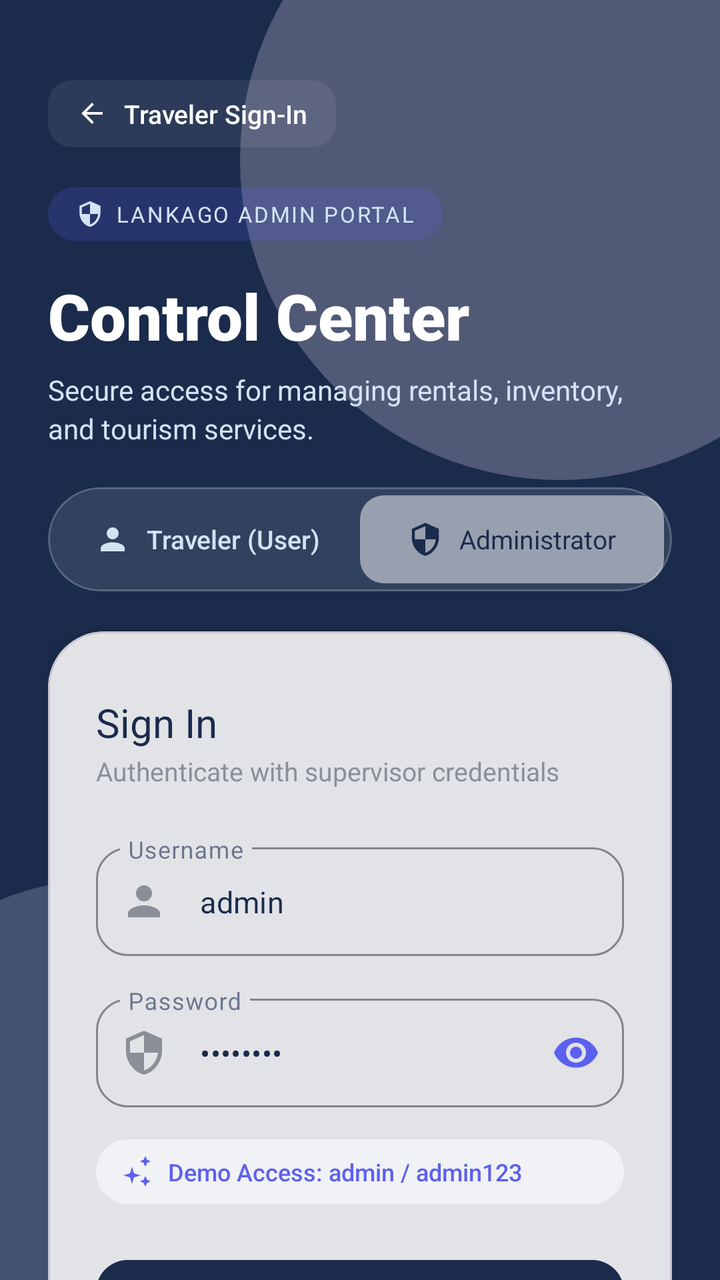
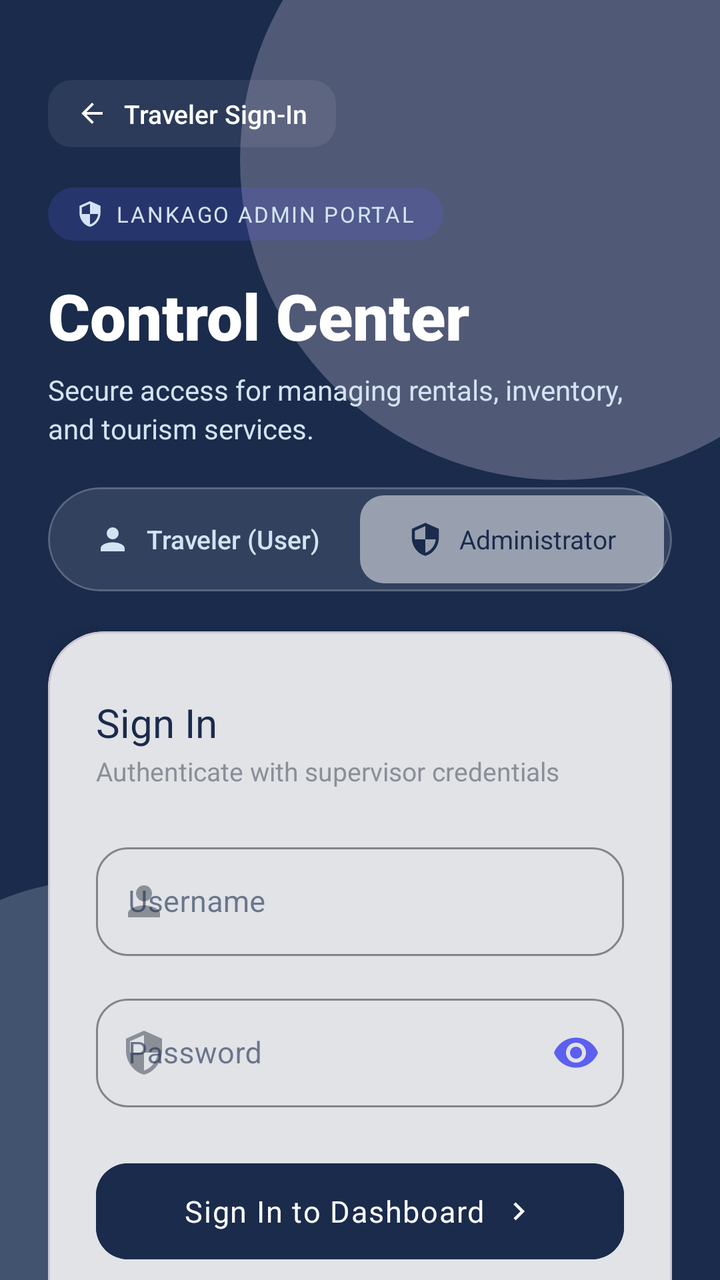

An Android layout rendered at two revisions. The XML below is the earlier revision; the diff shows what the commit changed to produce the second picture.
<!-- AndroidManifest.xml: application theme Theme.LankaGo -->
<!-- res/layout/fragment_admin_login.xml -->
<?xml version="1.0" encoding="utf-8"?>
<androidx.constraintlayout.widget.ConstraintLayout
    xmlns:android="http://schemas.android.com/apk/res/android"
    xmlns:app="http://schemas.android.com/apk/res-auto"
    xmlns:tools="http://schemas.android.com/tools"
    android:id="@+id/admin_login_root"
    android:layout_width="match_parent"
    android:layout_height="match_parent"
    android:background="#1A2B4C"
    tools:context=".fragments.admin.AdminLoginFragment">

    
    <View
        android:layout_width="320dp"
        android:layout_height="320dp"
        android:alpha="0.25"
        android:background="@drawable/bg_circle_purple"
        app:layout_constraintEnd_toEndOf="parent"
        app:layout_constraintTop_toTopOf="parent"
        android:translationX="80dp"
        android:translationY="-80dp" />

    
    <View
        android:layout_width="260dp"
        android:layout_height="260dp"
        android:alpha="0.2"
        android:background="@drawable/bg_circle_blue"
        app:layout_constraintStart_toStartOf="parent"
        app:layout_constraintBottom_toBottomOf="parent"
        android:translationX="-80dp"
        android:translationY="60dp" />

    <androidx.core.widget.NestedScrollView
        android:layout_width="match_parent"
        android:layout_height="match_parent"
        android:fillViewport="true"
        app:layout_constraintBottom_toBottomOf="parent"
        app:layout_constraintEnd_toEndOf="parent"
        app:layout_constraintStart_toStartOf="parent"
        app:layout_constraintTop_toTopOf="parent">

        <androidx.constraintlayout.widget.ConstraintLayout
            android:layout_width="match_parent"
            android:layout_height="wrap_content"
            android:paddingHorizontal="24dp"
            android:paddingVertical="40dp">

            
            <LinearLayout
                android:id="@+id/btn_back_to_user_login"
                android:layout_width="wrap_content"
                android:layout_height="wrap_content"
                android:background="@drawable/bg_pill"
                android:backgroundTint="#26FFFFFF"
                android:clickable="true"
                android:focusable="true"
                android:gravity="center_vertical"
                android:orientation="horizontal"
                android:paddingHorizontal="14dp"
                android:paddingVertical="8dp"
                app:layout_constraintStart_toStartOf="parent"
                app:layout_constraintTop_toTopOf="parent">

                <ImageView
                    android:layout_width="16dp"
                    android:layout_height="16dp"
                    android:src="@drawable/ic_arrow_back"
                    app:tint="#FFFFFF" />

                <TextView
                    android:layout_width="wrap_content"
                    android:layout_height="wrap_content"
                    android:layout_marginStart="8dp"
                    android:fontFamily="sans-serif-medium"
                    android:text="Traveler Sign-In"
                    android:textColor="#FFFFFF"
                    android:textSize="13sp" />
            </LinearLayout>

            
            <LinearLayout
                android:id="@+id/layout_badge"
                android:layout_width="wrap_content"
                android:layout_height="wrap_content"
                android:layout_marginTop="20dp"
                android:background="@drawable/bg_pill_purple"
                android:backgroundTint="#335D5FEF"
                android:gravity="center_vertical"
                android:orientation="horizontal"
                android:paddingHorizontal="14dp"
                android:paddingVertical="6dp"
                app:layout_constraintStart_toStartOf="parent"
                app:layout_constraintTop_toBottomOf="@id/btn_back_to_user_login">

                <ImageView
                    android:layout_width="14dp"
                    android:layout_height="14dp"
                    android:contentDescription="Security"
                    android:src="@drawable/ic_shield"
                    app:tint="#D3E3F3" />

                <TextView
                    android:layout_width="wrap_content"
                    android:layout_height="wrap_content"
                    android:layout_marginStart="6dp"
                    android:fontFamily="sans-serif-bold"
                    android:letterSpacing="0.08"
                    android:text="LANKAGO ADMIN PORTAL"
                    android:textColor="#D3E3F3"
                    android:textSize="11sp" />
            </LinearLayout>

            <TextView
                android:id="@+id/tv_title"
                android:layout_width="0dp"
                android:layout_height="wrap_content"
                android:layout_marginTop="16dp"
                android:fontFamily="sans-serif-black"
                android:text="Control Center"
                android:textColor="#FFFFFF"
                android:textSize="32sp"
                app:layout_constraintEnd_toEndOf="parent"
                app:layout_constraintStart_toStartOf="parent"
                app:layout_constraintTop_toBottomOf="@id/layout_badge" />

            <TextView
                android:id="@+id/tv_subtitle"
                android:layout_width="0dp"
                android:layout_height="wrap_content"
                android:layout_marginTop="6dp"
                android:fontFamily="sans-serif"
                android:text="Secure access for managing rentals, inventory, and tourism services."
                android:textColor="#D3E3F3"
                android:textSize="14sp"
                android:lineSpacingExtra="3dp"
                app:layout_constraintEnd_toEndOf="parent"
                app:layout_constraintStart_toStartOf="parent"
                app:layout_constraintTop_toBottomOf="@id/tv_title" />

            
            <com.google.android.material.card.MaterialCardView
                android:id="@+id/layout_admin_role_selector"
                android:layout_width="0dp"
                android:layout_height="52dp"
                android:layout_marginTop="20dp"
                app:cardCornerRadius="26dp"
                app:cardElevation="0dp"
                app:strokeWidth="1dp"
                app:strokeColor="#33FFFFFF"
                app:cardBackgroundColor="#1AFFFFFF"
                app:layout_constraintEnd_toEndOf="parent"
                app:layout_constraintStart_toStartOf="parent"
                app:layout_constraintTop_toBottomOf="@id/tv_subtitle">

                <LinearLayout
                    android:layout_width="match_parent"
                    android:layout_height="match_parent"
                    android:orientation="horizontal"
                    android:padding="4dp">

                    
                    <LinearLayout
                        android:id="@+id/btn_admin_role_user"
                        android:layout_width="0dp"
                        android:layout_height="match_parent"
                        android:layout_weight="1"
                        android:background="@android:color/transparent"
                        android:gravity="center"
                        android:clickable="true"
                        android:focusable="true"
                        android:orientation="horizontal">

                        <ImageView
                            android:layout_width="18dp"
                            android:layout_height="18dp"
                            android:src="@drawable/ic_nav_profile"
                            app:tint="#D3E3F3" />

                        <TextView
                            android:layout_width="wrap_content"
                            android:layout_height="wrap_content"
                            android:layout_marginStart="8dp"
                            android:fontFamily="sans-serif-medium"
                            android:text="Traveler (User)"
                            android:textColor="#D3E3F3"
                            android:textSize="13sp" />
                    </LinearLayout>

                    
                    <LinearLayout
                        android:id="@+id/btn_admin_role_admin"
                        android:layout_width="0dp"
                        android:layout_height="match_parent"
                        android:layout_weight="1"
                        android:background="@drawable/bg_pill"
                        android:backgroundTint="#FFFFFF"
                        android:gravity="center"
                        android:clickable="true"
                        android:focusable="true"
                        android:orientation="horizontal">

                        <ImageView
                            android:layout_width="18dp"
                            android:layout_height="18dp"
                            android:src="@drawable/ic_shield"
                            app:tint="#1A2B4C" />

                        <TextView
                            android:layout_width="wrap_content"
                            android:layout_height="wrap_content"
                            android:layout_marginStart="8dp"
                            android:fontFamily="sans-serif-bold"
                            android:text="Administrator"
                            android:textColor="#1A2B4C"
                            android:textSize="13sp" />
                    </LinearLayout>

                </LinearLayout>
            </com.google.android.material.card.MaterialCardView>

            
            <com.google.android.material.card.MaterialCardView
                android:id="@+id/card_login"
                android:layout_width="match_parent"
                android:layout_height="wrap_content"
                android:layout_marginTop="20dp"
                app:cardBackgroundColor="#FFFFFF"
                app:cardCornerRadius="28dp"
                app:cardElevation="10dp"
                app:layout_constraintEnd_toEndOf="parent"
                app:layout_constraintStart_toStartOf="parent"
                app:layout_constraintTop_toBottomOf="@id/layout_admin_role_selector">

                <LinearLayout
                    android:layout_width="match_parent"
                    android:layout_height="wrap_content"
                    android:orientation="vertical"
                    android:paddingHorizontal="24dp"
                    android:paddingVertical="32dp">

                    <TextView
                        android:layout_width="wrap_content"
                        android:layout_height="wrap_content"
                        android:fontFamily="sans-serif-bold"
                        android:text="Sign In"
                        android:textColor="#1A2B4C"
                        android:textSize="20sp" />

                    <TextView
                        android:layout_width="wrap_content"
                        android:layout_height="wrap_content"
                        android:layout_marginTop="2dp"
                        android:fontFamily="sans-serif"
                        android:text="Authenticate with supervisor credentials"
                        android:textColor="#8A8F98"
                        android:textSize="13sp" />

                    
                    <com.google.android.material.textfield.TextInputLayout
                        android:id="@+id/til_admin_username"
                        style="@style/Widget.MaterialComponents.TextInputLayout.OutlinedBox"
                        android:layout_width="match_parent"
                        android:layout_height="wrap_content"
                        android:layout_marginTop="24dp"
                        android:hint="Username"
                        app:boxCornerRadiusBottomEnd="16dp"
                        app:boxCornerRadiusBottomStart="16dp"
                        app:boxCornerRadiusTopEnd="16dp"
                        app:boxCornerRadiusTopStart="16dp"
                        app:boxStrokeColor="#5D5FEF"
                        app:hintTextColor="#5D5FEF"
                        app:startIconDrawable="@drawable/ic_admin_profile"
                        app:startIconTint="#8A8F98">

                        <com.google.android.material.textfield.TextInputEditText
                            android:id="@+id/et_admin_username"
                            android:layout_width="match_parent"
                            android:layout_height="wrap_content"
                            android:fontFamily="sans-serif"
                            android:inputType="text"
                            android:maxLines="1"
                            android:text="admin"
                            android:textColor="#1A2B4C"
                            android:textSize="15sp" />
                    </com.google.android.material.textfield.TextInputLayout>

                    
                    <com.google.android.material.textfield.TextInputLayout
                        android:id="@+id/til_admin_password"
                        style="@style/Widget.MaterialComponents.TextInputLayout.OutlinedBox"
                        android:layout_width="match_parent"
                        android:layout_height="wrap_content"
                        android:layout_marginTop="16dp"
                        android:hint="Password"
                        app:boxCornerRadiusBottomEnd="16dp"
                        app:boxCornerRadiusBottomStart="16dp"
                        app:boxCornerRadiusTopEnd="16dp"
                        app:boxCornerRadiusTopStart="16dp"
                        app:boxStrokeColor="#5D5FEF"
                        app:endIconMode="password_toggle"
                        app:endIconTint="#5D5FEF"
                        app:hintTextColor="#5D5FEF"
                        app:startIconDrawable="@drawable/ic_shield"
                        app:startIconTint="#8A8F98">

                        <com.google.android.material.textfield.TextInputEditText
                            android:id="@+id/et_admin_password"
                            android:layout_width="match_parent"
                            android:layout_height="wrap_content"
                            android:fontFamily="sans-serif"
                            android:inputType="textPassword"
                            android:maxLines="1"
                            android:text="admin123"
                            android:textColor="#1A2B4C"
                            android:textSize="15sp" />
                    </com.google.android.material.textfield.TextInputLayout>

                    
                    <LinearLayout
                        android:layout_width="match_parent"
                        android:layout_height="wrap_content"
                        android:layout_marginTop="16dp"
                        android:background="@drawable/bg_admin_chip_inactive"
                        android:backgroundTint="#F0F2F5"
                        android:gravity="center_vertical"
                        android:orientation="horizontal"
                        android:paddingHorizontal="12dp"
                        android:paddingVertical="8dp">

                        <ImageView
                            android:layout_width="16dp"
                            android:layout_height="16dp"
                            android:contentDescription="Info"
                            android:src="@drawable/ic_sparkle"
                            app:tint="#5D5FEF" />

                        <TextView
                            android:layout_width="wrap_content"
                            android:layout_height="wrap_content"
                            android:layout_marginStart="8dp"
                            android:fontFamily="sans-serif-medium"
                            android:text="Demo Access: admin / admin123"
                            android:textColor="#5D5FEF"
                            android:textSize="12sp" />
                    </LinearLayout>

                    
                    <com.google.android.material.button.MaterialButton
                        android:id="@+id/btn_admin_login"
                        android:layout_width="match_parent"
                        android:layout_height="56dp"
                        android:layout_marginTop="24dp"
                        android:backgroundTint="#1A2B4C"
                        android:fontFamily="sans-serif-bold"
                        android:letterSpacing="0.04"
                        android:text="Sign In to Dashboard"
                        android:textAllCaps="false"
                        android:textColor="#FFFFFF"
                        android:textSize="15sp"
                        app:cornerRadius="16dp"
                        app:elevation="4dp"
                        app:icon="@drawable/ic_arrow_forward"
                        app:iconGravity="textEnd"
                        app:iconTint="#FFFFFF" />

                    
                    <TextView
                        android:id="@+id/btn_switch_to_user_login"
                        android:layout_width="wrap_content"
                        android:layout_height="wrap_content"
                        android:layout_gravity="center_horizontal"
                        android:layout_marginTop="18dp"
                        android:fontFamily="sans-serif-bold"
                        android:padding="8dp"
                        android:text="← Not an Administrator? Sign In as Traveler"
                        android:textColor="#5D5FEF"
                        android:textSize="13sp" />

                </LinearLayout>
            </com.google.android.material.card.MaterialCardView>

        </androidx.constraintlayout.widget.ConstraintLayout>
    </androidx.core.widget.NestedScrollView>

</androidx.constraintlayout.widget.ConstraintLayout>
<!-- resources referenced by this layout -->
<resources>
  <!-- drawable bg_admin_chip_inactive (drawable) -->
  <?xml version="1.0" encoding="utf-8"?>
  <shape xmlns:android="http://schemas.android.com/apk/res/android"
      android:shape="rectangle">
      <solid android:color="#FFFFFF" />
      <stroke
          android:width="1dp"
          android:color="#E5E7EB" />
      <corners android:radius="50dp" />
  </shape>
  <!-- drawable bg_circle_blue (drawable) -->
  <?xml version="1.0" encoding="utf-8"?>
  <shape xmlns:android="http://schemas.android.com/apk/res/android"
      android:shape="oval">
      <solid android:color="#E3F2FD"/>
  </shape>
  <!-- drawable bg_circle_purple (drawable) -->
  <?xml version="1.0" encoding="utf-8"?>
  <shape xmlns:android="http://schemas.android.com/apk/res/android"
      android:shape="oval">
      <solid android:color="#F3E5F5"/>
  </shape>
  <!-- drawable bg_pill (drawable) -->
  <?xml version="1.0" encoding="utf-8"?>
  <shape xmlns:android="http://schemas.android.com/apk/res/android"
      android:shape="rectangle">
      <solid android:color="#80000000"/>
      <corners android:radius="12dp"/>
  </shape>
  <!-- drawable bg_pill_purple (drawable) -->
  <?xml version="1.0" encoding="utf-8"?>
  <shape xmlns:android="http://schemas.android.com/apk/res/android" android:shape="rectangle">
      <solid android:color="#F3E5F5"/>
      <corners android:radius="16dp"/>
  </shape>
  <!-- drawable ic_arrow_forward (drawable) -->
  <vector xmlns:android="http://schemas.android.com/apk/res/android"
      android:width="24dp"
      android:height="24dp"
      android:viewportWidth="24.0"
      android:viewportHeight="24.0">
      <path
          android:fillColor="#FFFFFF"
          android:pathData="M10,6L8.59,7.41L13.17,12L8.59,16.59L10,18L16,12L10,6z"/>
  </vector>
  <!-- drawable ic_sparkle (drawable) -->
  <vector xmlns:android="http://schemas.android.com/apk/res/android"
      android:width="24dp"
      android:height="24dp"
      android:viewportWidth="24"
      android:viewportHeight="24">
      <path
          android:fillColor="#D97706"
          android:pathData="M9,21.5L7.5,16.5L2.5,15L7.5,13.5L9,8.5L10.5,13.5L15.5,15L10.5,16.5L9,21.5M19,8.5L17.75,5.75L15,4.5L17.75,3.25L19,0.5L20.25,3.25L23,4.5L20.25,5.75L19,8.5M19,23.5L17.75,20.75L15,19.5L17.75,18.25L19,15.5L20.25,18.25L23,19.5L20.25,20.75L19,23.5Z"/>
  </vector>
  <style name="Theme.LankaGo" parent="Base.Theme.LankaGo" />
  <color name="primary">#1A2B4C</color>
  <color name="on_primary">#FFFFFF</color>
  <color name="primary_container">#E6EEF8</color>
  <color name="on_primary_container">#0D192E</color>
  <color name="secondary">#F59E0B</color>
  <color name="on_secondary">#FFFFFF</color>
  <color name="secondary_container">#FEF3C7</color>
  <color name="on_secondary_container">#78350F</color>
  <color name="background_primary">#F8F9FA</color>
  <color name="surface_card">#FFFFFF</color>
  <color name="text_primary">#1A2B4C</color>
  <color name="surface_variant">#F1F5F9</color>
  <color name="text_secondary">#64748B</color>
  <color name="border">#E2E8F0</color>
  <style name="Widget.LankaGo.Button" parent="Widget.Material3.Button">
          <item name="backgroundTint">@color/primary</item>
          <item name="android:textColor">@color/on_primary</item>
          <item name="cornerRadius">12dp</item>
      </style>
  <style name="Widget.LankaGo.FloatingActionButton" parent="Widget.Material3.FloatingActionButton.Primary">
          <item name="backgroundTint">@color/secondary</item>
          <item name="tint">@color/on_secondary</item>
      </style>
  <style name="Widget.LankaGo.ActiveIndicator" parent="Widget.Material3.BottomNavigationView.ActiveIndicator">
          <item name="android:color">@color/primary_container</item>
      </style>
  <!-- unchanged entries left out for length: 6 -->
</resources>

<!-- the commit's change to res/layout/fragment_admin_login.xml (unified diff, before → after) -->
@@ -280,7 +280,6 @@
                             android:fontFamily="sans-serif"
                             android:inputType="text"
                             android:maxLines="1"
-                            android:text="admin"
                             android:textColor="#1A2B4C"
                             android:textSize="15sp" />
                     </com.google.android.material.textfield.TextInputLayout>
@@ -311,39 +310,9 @@
                             android:fontFamily="sans-serif"
                             android:inputType="textPassword"
                             android:maxLines="1"
-                            android:text="admin123"
                             android:textColor="#1A2B4C"
                             android:textSize="15sp" />
                     </com.google.android.material.textfield.TextInputLayout>
-
-                    
-                    <LinearLayout
-                        android:layout_width="match_parent"
-                        android:layout_height="wrap_content"
-                        android:layout_marginTop="16dp"
-                        android:background="@drawable/bg_admin_chip_inactive"
-                        android:backgroundTint="#F0F2F5"
-                        android:gravity="center_vertical"
-                        android:orientation="horizontal"
-                        android:paddingHorizontal="12dp"
-                        android:paddingVertical="8dp">
-
-                        <ImageView
-                            android:layout_width="16dp"
-                            android:layout_height="16dp"
-                            android:contentDescription="Info"
-                            android:src="@drawable/ic_sparkle"
-                            app:tint="#5D5FEF" />
-
-                        <TextView
-                            android:layout_width="wrap_content"
-                            android:layout_height="wrap_content"
-                            android:layout_marginStart="8dp"
-                            android:fontFamily="sans-serif-medium"
-                            android:text="Demo Access: admin / admin123"
-                            android:textColor="#5D5FEF"
-                            android:textSize="12sp" />
-                    </LinearLayout>
 
                     
                     <com.google.android.material.button.MaterialButton
<!-- resource entries referenced after the edit -->
@@ -1,15 +1,5 @@
 <!-- resources referenced by this layout -->
 <resources>
-  <!-- drawable bg_admin_chip_inactive (drawable) -->
-  <?xml version="1.0" encoding="utf-8"?>
-  <shape xmlns:android="http://schemas.android.com/apk/res/android"
-      android:shape="rectangle">
-      <solid android:color="#FFFFFF" />
-      <stroke
-          android:width="1dp"
-          android:color="#E5E7EB" />
-      <corners android:radius="50dp" />
-  </shape>
   <!-- drawable bg_circle_blue (drawable) -->
   <?xml version="1.0" encoding="utf-8"?>
   <shape xmlns:android="http://schemas.android.com/apk/res/android"
@@ -45,16 +35,6 @@
           android:fillColor="#FFFFFF"
           android:pathData="M10,6L8.59,7.41L13.17,12L8.59,16.59L10,18L16,12L10,6z"/>
   </vector>
-  <!-- drawable ic_sparkle (drawable) -->
-  <vector xmlns:android="http://schemas.android.com/apk/res/android"
-      android:width="24dp"
-      android:height="24dp"
-      android:viewportWidth="24"
-      android:viewportHeight="24">
-      <path
-          android:fillColor="#D97706"
-          android:pathData="M9,21.5L7.5,16.5L2.5,15L7.5,13.5L9,8.5L10.5,13.5L15.5,15L10.5,16.5L9,21.5M19,8.5L17.75,5.75L15,4.5L17.75,3.25L19,0.5L20.25,3.25L23,4.5L20.25,5.75L19,8.5M19,23.5L17.75,20.75L15,19.5L17.75,18.25L19,15.5L20.25,18.25L23,19.5L20.25,20.75L19,23.5Z"/>
-  </vector>
   <style name="Theme.LankaGo" parent="Base.Theme.LankaGo" />
   <color name="primary">#1A2B4C</color>
   <color name="on_primary">#FFFFFF</color>
